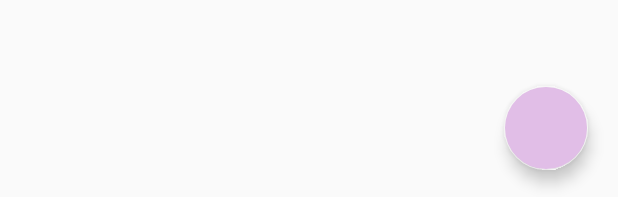
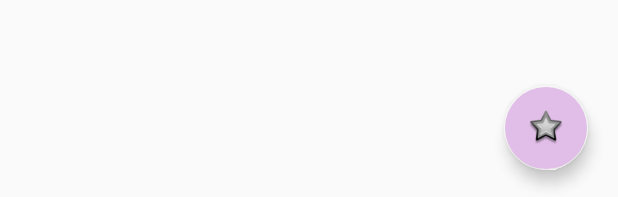
Before and after one commit to xaenimax/Baking_App, an Android app: the layout content_detail.xml on its own in the app's theme, with its tools: preview values and no code run, on a phone screen of 412 x 824 dp. Shown: the part 1036-1233 px from the top of the screen. Run offline under Robolectric (Android 15) with nearby library versions, the phone set to English and light mode, and no system bars.

Commit message:
little adjustments

```diff
--- a/app/src/main/java/com/udacity/aenima/bakingapp/widget/BakingAppWidgetProvider.java
+++ b/app/src/main/java/com/udacity/aenima/bakingapp/widget/BakingAppWidgetProvider.java
@@ -33,7 +33,7 @@ public class BakingAppWidgetProvider extends AppWidgetProvider {
 
         Intent intent = new Intent(context, MainActivity.class);
         PendingIntent pendingIntent = PendingIntent.getActivity(context, 0, intent, PendingIntent.FLAG_UPDATE_CURRENT);
-       views.setOnClickPendingIntent(R.id.appwidget_text, pendingIntent);
+        views.setOnClickPendingIntent(R.id.appwidget_text, pendingIntent);
 
         SharedPreferences sharedPreferences = context.getSharedPreferences(context.getString(R.string.preference_file_key), Context.MODE_PRIVATE);
         String favRecipe = sharedPreferences.getString(FAVOURITE_RECIPE_PREFERENCE_KEY, null);
--- a/app/src/main/res/layout/content_detail.xml
+++ b/app/src/main/res/layout/content_detail.xml
@@ -12,7 +12,7 @@
         android:id="@+id/add_fav_fb"
         android:layout_width="wrap_content"
         android:layout_height="wrap_content"
-        android:button="@drawable/favourite_button"
+        android:src="@android:drawable/star_big_off"
         app:layout_constraintBottom_toBottomOf="parent"
         app:layout_constraintRight_toRightOf="parent"
         android:layout_margin="20dp"
```
Also changed, not shown: app/src/main/java/com/udacity/aenima/bakingapp/ui/recipedetail/DetailActivity.java (+15 -1 lines).
